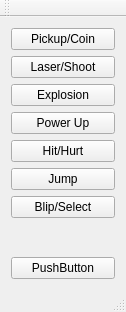
fenixnix/SFX8Bit, file mainwindow.ui: the form before one commit.
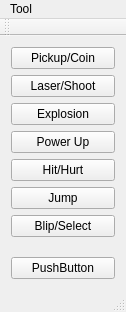
The form after the commit.

```diff
--- a/mainwindow.ui
+++ b/mainwindow.ui
@@ -17,6 +17,12 @@
    <layout class="QVBoxLayout" name="verticalLayout">
     <item>
      <widget class="QPushButton" name="PickUp_CoinBtn">
+      <property name="sizePolicy">
+       <sizepolicy hsizetype="Minimum" vsizetype="Fixed">
+        <horstretch>0</horstretch>
+        <verstretch>0</verstretch>
+       </sizepolicy>
+      </property>
       <property name="text">
        <string>Pickup/Coin</string>
       </property>
@@ -95,6 +101,14 @@
      <height>22</height>
     </rect>
    </property>
+   <widget class="QMenu" name="menuTool">
+    <property name="title">
+     <string>Tool</string>
+    </property>
+    <addaction name="actionKeyboard"/>
+    <addaction name="actionTune_Test"/>
+   </widget>
+   <addaction name="menuTool"/>
   </widget>
   <widget class="QToolBar" name="mainToolBar">
    <attribute name="toolBarArea">
```
Left out of the diff: 10 changed lines with no effect on the pictures.
